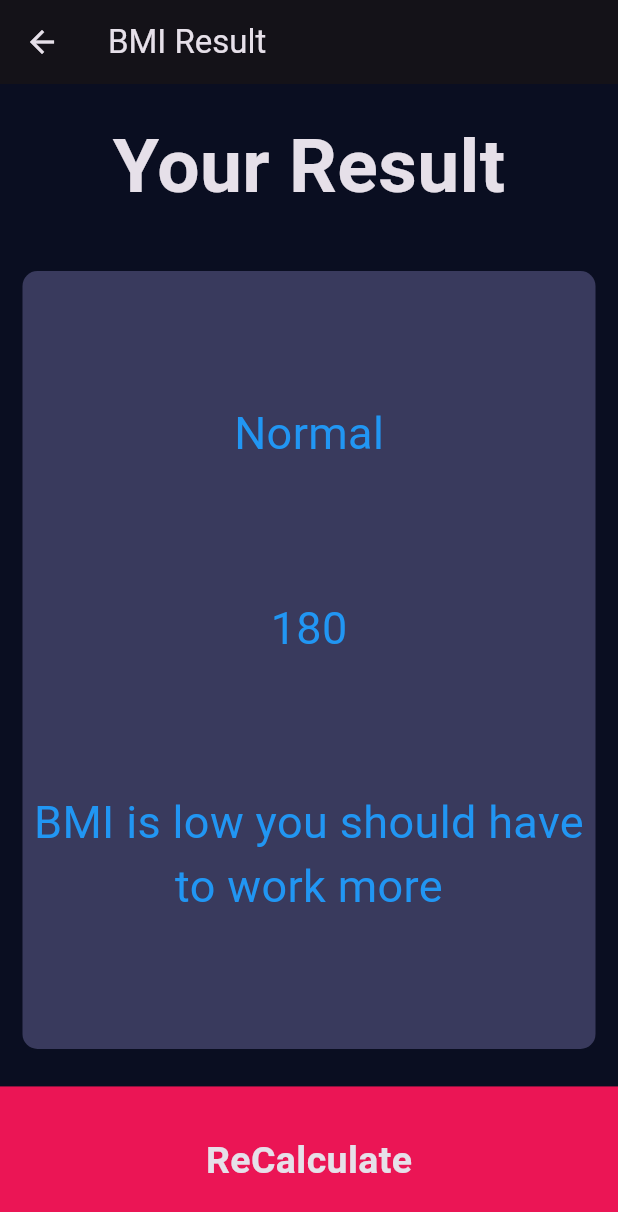
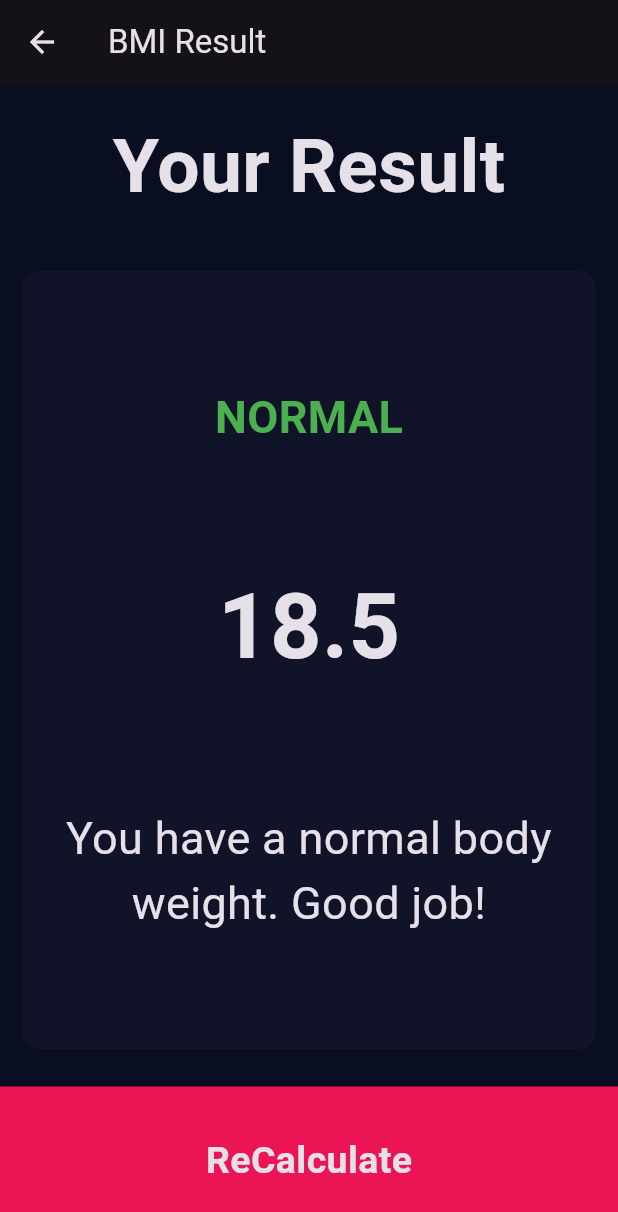
Before and after one commit to Mr-Zainulabadin/bmi, a Flutter app: the screen it shows after launch, after a tap on "Calculate", on a phone screen of 412 x 824 dp. Shown: the top 1212 px of the screen. Run offline on Flutter 3.47's test engine with Material 3 defaults, Android fonts, the phone set to English and light mode, and no system bars; our stand-ins replace font_awesome_flutter; missing offline and left inert: dart:js.

Commit message:
showing reasult on final page (app completed)

```diff
--- /dev/null
+++ b/lib/calculatorFile.dart
@@ -0,0 +1,36 @@
+import 'dart:math';
+
+class CalculatorBrain {
+  CalculatorBrain({required this.height, required this.weight});
+
+  final int height;
+  final int weight;
+  late double _bmi;
+
+  String calculateBMI() {
+    _bmi = weight / pow(height / 100, 2);
+    return _bmi.toStringAsFixed(1);
+  }
+
+  String getResult() {
+    if (_bmi >= 25) {
+      return 'Overweight';
+    } else if (_bmi > 18.5) {
+      return 'Normal';
+    } else {
+      return 'Underweight';
+    }
+  }
+
+  String getInterpretation() {
+    // Add your interpretation logic here based on the calculated BMI
+    // Example:
+    if (_bmi >= 25) {
+      return 'You have a higher than normal body weight. Try to exercise more.';
+    } else if (_bmi > 18.5) {
+      return 'You have a normal body weight. Good job!';
+    } else {
+      return 'You have a lower than normal body weight. You can eat a bit more.';
+    }
+  }
+}
--- a/lib/constantFile.dart
+++ b/lib/constantFile.dart
@@ -22,6 +22,17 @@ const kTittleStyle= TextStyle(
 
 const kresultStyle = TextStyle(
     fontSize: 30.0,
-    color: Colors.blue,
+    color: Colors.green,
+  fontWeight: FontWeight.bold,
 
 );
+
+const kbmitStyle = TextStyle(
+  fontSize: 60.0,
+  fontWeight: FontWeight.bold,
+);
+
+
+const interpretationStyle = TextStyle(
+  fontSize: 30.0,
+);
--- a/lib/input_page.dart
+++ b/lib/input_page.dart
@@ -6,6 +6,7 @@ import 'container_file.dart';
 import 'icon_file.dart';
 import 'constantFile.dart'; // Corrected import
 import 'resultFile.dart';
+import 'calculatorFile.dart';
 
 enum Gender {
   male,
@@ -68,15 +69,10 @@ class _InputPageState extends State<InputPage> {
             ),
           ),
           Expanded(
-
             child: ContainerRepeated(
-
-
               colors: Color(0xFF1D1E33),
               cardWidget: Column(
-
                 mainAxisAlignment: MainAxisAlignment.center,
-
                 children: <Widget>[
                   Text(
                     'Height',
@@ -89,7 +85,7 @@ class _InputPageState extends State<InputPage> {
                       Text(
                         sliderHeight.toString(),
                         style: TextStyle(
-                          fontSize: 50.0,
+                          fontSize: 35.0,
                           fontWeight: FontWeight.w900,
                         ),
                       ),
@@ -208,7 +204,18 @@ class _InputPageState extends State<InputPage> {
           ),
           GestureDetector(
             onTap: (){
-              Navigator.push(context,MaterialPageRoute(builder: (context)=> ResultScreen ()));
+              CalculatorBrain  calc= CalculatorBrain(height: sliderHeight,weight: sliderWeight);
+              Navigator.push(
+                context,
+                MaterialPageRoute(
+                  builder: (context) => ResultScreen(
+                    bmiResult: calc.calculateBMI(),
+                    resultText: calc.getResult(),
+                    interpretation: calc.getInterpretation(), // Use getInterpretation here
+                  ),
+                ),
+              );
+
 
             },
           child: Container(
--- a/lib/resultFile.dart
+++ b/lib/resultFile.dart
@@ -6,6 +6,11 @@ import 'constantFile.dart';
 
 class ResultScreen extends StatelessWidget {
 
+
+  ResultScreen({required this.interpretation,required this.bmiResult,required this.resultText});
+  final String interpretation;
+  final String bmiResult;
+  final String resultText;
 
   @override
   Widget build(BuildContext context) {
@@ -28,23 +33,23 @@ class ResultScreen extends StatelessWidget {
           Expanded(
             flex: 5,
             child: ContainerRepeated(
-              colors: activeColor,
+              colors: deactiveColor,
               cardWidget: Column(
                 mainAxisAlignment: MainAxisAlignment.spaceEvenly,
                 crossAxisAlignment: CrossAxisAlignment.center,
                 children: <Widget>[
                   Text(
-                    'Normal',
+                    resultText.toUpperCase(),
                     style: kresultStyle,
                   ),
                   Text(
-                    '180',
-                    style: kresultStyle,
+                    bmiResult,
+                    style: kbmitStyle,
                   ),
                   Text(
-                    'BMI is low you should have to work more',
+                    interpretation,
                     textAlign: TextAlign.center,
-                    style: kresultStyle,
+                    style: interpretationStyle,
                   ),
                 ],
 
```
